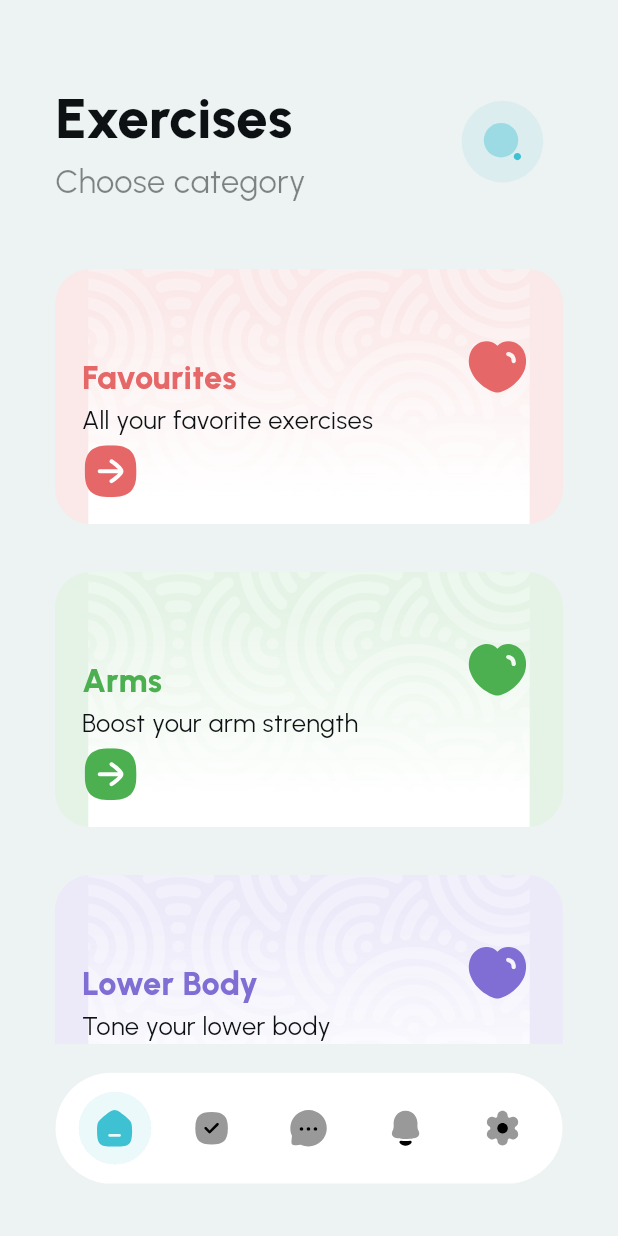
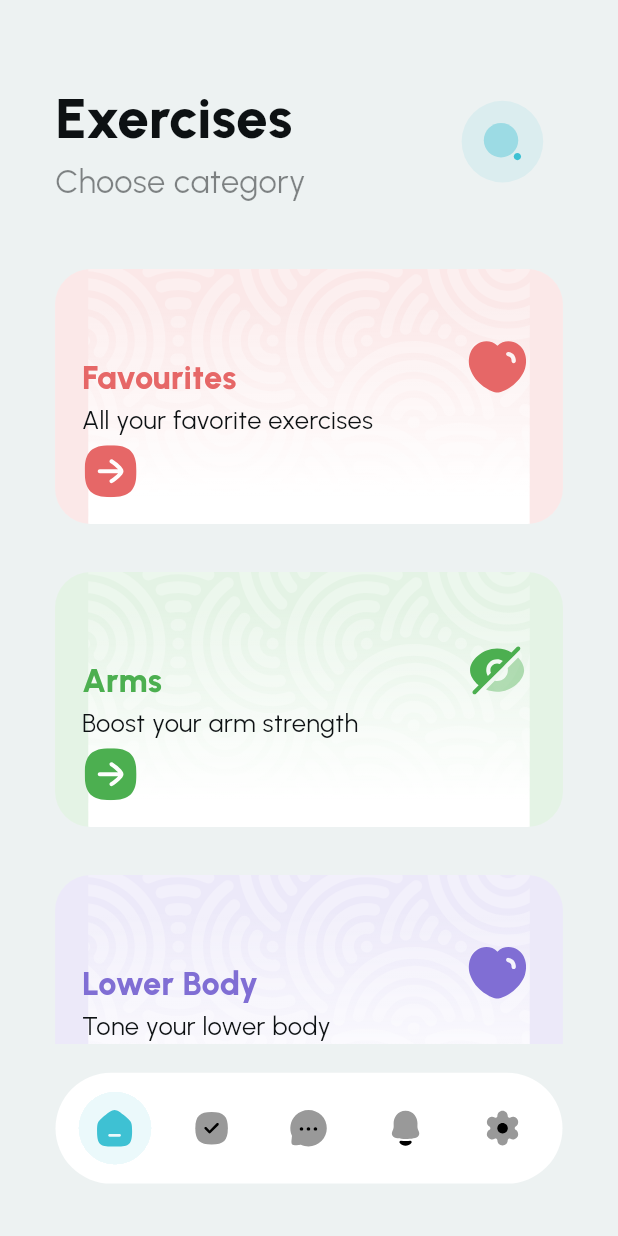
Before and after one commit to AdhamElagaty/physio_app_GradProj, a Flutter app: the Home screen opened by its route, on a phone screen of 412 x 824 dp. Run offline on Flutter 3.47's test engine with Material 3 defaults, Android fonts, the phone set to English and light mode, and no system bars; our stand-ins replace bloc, camera, dartz, dio, equatable, flutter_bloc and 7 more; missing offline and left inert: google_mlkit_pose_detection, onnxruntime; accounts and stored records are empty.

Commit message:
edit in icon

```diff
--- a/lib/features/home/presentation/screens/home.dart
+++ b/lib/features/home/presentation/screens/home.dart
@@ -23,7 +23,7 @@ class Home extends StatelessWidget {
         'title': 'Arms',
         'subtitle': 'Boost your arm strength',
         'color': AppColors.green,
-        'icon': AppIcons.heart,
+        'icon': AppIcons.hide_bulk,
       },
       {
         'title': 'Lower Body',
--- a/lib/main.dart
+++ b/lib/main.dart
@@ -24,7 +24,7 @@ void main() async {
       providers: [
         BlocProvider(
           create: (context) => CameraCubit(CameraService())..initializeCamera(),
-          lazy: false, // Initialize camera immediately
+          lazy: false,
         ),
         BlocProvider(
           create: (context) => ExerciseSessionCubit(PoseDetectionService()),
```
